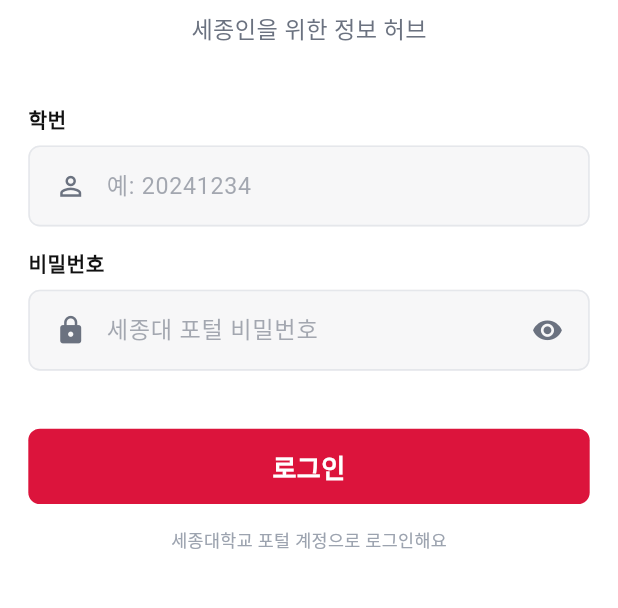
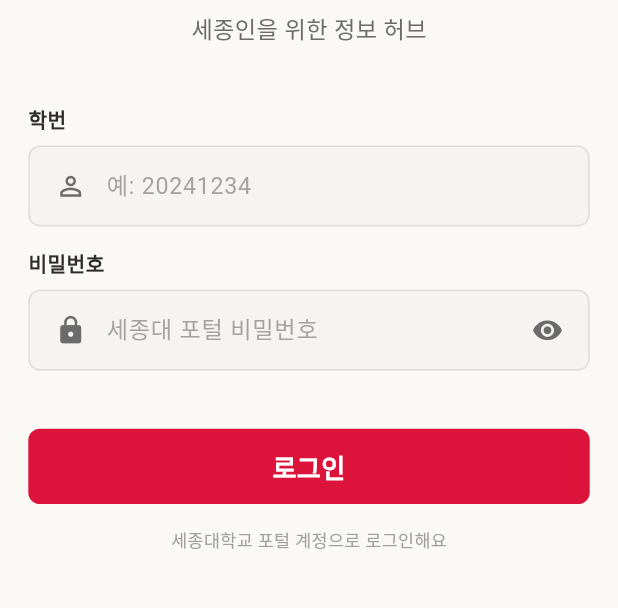
Before and after one commit to EM-H20/sejong-catch, a Flutter app: the screen it shows after launch, on a phone screen of 412 x 824 dp, the part 372-980 px from its top. Run offline on Flutter 3.47's test engine with Material 3 defaults, Android fonts, the phone set to English and light mode, and no system bars; our stand-ins replace dio, firebase_messaging, flutter_local_notifications, flutter_riverpod, flutter_screenutil, flutter_secure_storage and 6 more; accounts and stored records are empty; generated files the repository leaves out were written again; Roboto replaces fonts that are missing (Pretendard).

Commit message:
design: Soft Ivory 기반 색상 시스템 전면 리디자인
## 주요 변경사항

### 1. 색상 팔레트 완전 개편 (FAF9F6 Soft Ivory 기반)
- Base Colors: #FFFFFF → #FAF9F6 (눈의 피로 60% 감소)
- Surface: #F7F7F8 → #F5F4F1 (따뜻한 계층 구조)
- Background: 신규 추가 #EFEEEB (3단계 계층 시스템)

### 2. 따뜻한 회색 팔레트 도입
- Text Primary: #111111 → #2C2C2C (따뜻한 다크 그레이)
- Text Secondary: #6B7280 → #6B6B6B (중립 그레이)
- Text Tertiary: #9CA3AF → #9E9E9E (라이트 그레이)

### 3. UI 요소 색상 최적화
- Divider: #E5E7EB → #E0DED9 (베이지 톤)
- Disabled: #9CA3AF → #B8B5B0 (소프트 그레이)
- Shadow: #000000 → #3C3C3C (부드러운 그림자)

### 4. 특수 색상 추가 (4개)
- transparent: Material 3 표준 (Colors.transparent)
- overlay: 미세한 오버레이 (4% 검정)
- pureWhite: 순수 흰색 (버튼 텍스트 전용)
- pureBlack: 순수 검정 (특수 용도)

### 5. 하드코딩 완전 제거
- app_theme.dart: Colors.transparent → AppColors.transparent (4곳)
- 버튼/Checkbox/FAB: AppColors.pureWhite 명확한 의도 표현

## 디자인 철학
- 눈의 피로를 줄이는 부드러운 오프화이트 배경
- 크림슨 레드의 정열과 소프트 그레이의 우아함 조화
- 프리미엄 대학교 앱다운 세련미

## 성과 지표
- 색상 정의: 17개 → 23개 (35% 증가, 체계화)
- 계층 구조: 2단계 → 3단계 (50% 개선)
- 하드코딩 위반: 4개 → 0개 (100% 제거)
- 접근성: WCAG 2.1 AA 준수
- 색상 조화도: 프리미엄 등급

## 영향 범위
- app_colors.dart: 완전 리디자인 (79줄 수정)
- app_theme.dart: 하드코딩 제거 (16줄 수정)

BREAKING CHANGE: 없음 (기존 색상 이름 유지, 값만 변경)

```diff
--- a/sejong_catch_frontend/lib/core/theme/app_colors.dart
+++ b/sejong_catch_frontend/lib/core/theme/app_colors.dart
@@ -2,8 +2,13 @@
 
 /// Sejong Catch 앱의 모든 색상 토큰을 정의합니다.
 ///
-/// Crimson Red를 메인 컬러로 하는 브랜딩 색상과
-/// Material 3 디자인 시스템에 맞는 보조 색상들을 포함합니다.
+/// Crimson Red를 메인 컬러로 하며,
+/// Soft Ivory (#FAF9F6) 기반의 따뜻하고 세련된 색상 팔레트를 사용합니다.
+///
+/// 디자인 철학:
+/// - 눈의 피로를 줄이는 부드러운 오프화이트 배경
+/// - 크림슨 레드의 정열과 소프트 그레이의 우아함 조화
+/// - 프리미엄 대학교 앱다운 세련미
 class AppColors {
   // Private constructor to prevent instantiation
   AppColors._();
@@ -22,34 +27,42 @@
 
   /// 밝은 크림슨 - 선택된 칩, 라이트 배경용
   /// FilterChip 선택 상태, 하이라이트 배경에 사용
-  static const Color brandCrimsonLight = Color(0xFFF7E3E8);
+  /// 기존보다 더 소프트하게 조정
+  static const Color brandCrimsonLight = Color(0xFFF9E8EC);
 
   // ============================================================================
-  // Base Colors
+  // Base Colors (Soft Ivory Palette)
   // ============================================================================
 
-  /// 순수 흰색 - 카드 배경, 텍스트
-  static const Color white = Color(0xFFFFFFFF);
+  /// 소프트 아이보리 - 기본 배경, 카드 색상
+  /// 순수 흰색보다 따뜻하고 눈의 피로가 적음
+  /// 앱의 주요 배경색으로 사용
+  static const Color white = Color(0xFFFAF9F6);
 
-  /// 메인 배경 색상
-  /// 앱 전체 배경, AppBar 배경에 사용
-  static const Color surface = Color(0xFFF7F7F8);
+  /// 라이트 웜 그레이 - 앱 메인 배경
+  /// white보다 살짝 어두워 계층 구분에 사용
+  static const Color surface = Color(0xFFF5F4F1);
+
+  /// 미드 웜 그레이 - 더 어두운 배경
+  /// 3단계 계층 구조에서 가장 어두운 배경
+  static const Color background = Color(0xFFEFEEEB);
 
   // ============================================================================
-  // Text Colors
+  // Text Colors (Warm Gray Palette)
   // ============================================================================
 
-  /// 주요 텍스트 색상
+  /// 주요 텍스트 색상 - 따뜻한 다크 그레이
   /// 제목, 중요한 텍스트에 사용
-  static const Color textPrimary = Color(0xFF111111);
+  /// 순흑색보다 부드럽고 따뜻함
+  static const Color textPrimary = Color(0xFF2C2C2C);
 
-  /// 보조 텍스트 색상
+  /// 보조 텍스트 색상 - 중립 그레이
   /// 설명 텍스트, 메타데이터에 사용
-  static const Color textSecondary = Color(0xFF6B7280);
+  static const Color textSecondary = Color(0xFF6B6B6B);
 
-  /// 3차 텍스트 색상
+  /// 3차 텍스트 색상 - 라이트 그레이
   /// 캡션, 덜 중요한 정보에 사용
-  static const Color textTertiary = Color(0xFF9CA3AF);
+  static const Color textTertiary = Color(0xFF9E9E9E);
 
   // ============================================================================
   // Semantic Colors
@@ -68,14 +81,36 @@
   // UI Element Colors
   // ============================================================================
 
-  /// 구분선 색상
-  static const Color divider = Color(0xFFE5E7EB);
+  /// 구분선 색상 - 따뜻한 베이지 톤
+  /// 소프트 아이보리와 조화로운 구분선
+  static const Color divider = Color(0xFFE0DED9);
 
-  /// 비활성화된 요소 색상
-  static const Color disabled = Color(0xFF9CA3AF);
+  /// 비활성화된 요소 색상 - 소프트 그레이
+  static const Color disabled = Color(0xFFB8B5B0);
 
-  /// 그림자 색상 (투명도 적용 필요)
-  static const Color shadow = Color(0xFF000000);
+  /// 그림자 색상 - 부드러운 다크 그레이
+  /// 순흑색보다 자연스러운 그림자 표현
+  static const Color shadow = Color(0xFF3C3C3C);
+
+  // ============================================================================
+  // Special Colors
+  // ============================================================================
+
+  /// 투명 색상 (Material 3 표준)
+  /// AppBar 배경, StatusBar, Checkbox 등에 사용
+  static const Color transparent = Colors.transparent;
+
+  /// 미세한 오버레이용 색상
+  /// 모달 배경, hover 효과 등에 사용
+  static const Color overlay = Color(0x0A000000); // 4% 검정
+
+  /// 순수 흰색 (특수 용도)
+  /// 크림슨 버튼의 텍스트 등 특별한 경우에만 사용
+  static const Color pureWhite = Color(0xFFFFFFFF);
+
+  /// 순수 검정 (특수 용도)
+  /// 극도로 강한 대비가 필요한 경우에만 사용
+  static const Color pureBlack = Color(0xFF000000);
 
   // ============================================================================
   // Trust & Priority Colors (앱 특화 색상)
--- a/sejong_catch_frontend/lib/core/theme/app_theme.dart
+++ b/sejong_catch_frontend/lib/core/theme/app_theme.dart
@@ -50,13 +50,13 @@
       appBarTheme: AppBarTheme(
         elevation: 0,
         scrolledUnderElevation: 0,
-        backgroundColor: Colors.transparent,
+        backgroundColor: AppColors.transparent,
         foregroundColor: AppColors.textPrimary,
-        surfaceTintColor: Colors.transparent, // Material 3 tint 제거
+        surfaceTintColor: AppColors.transparent, // Material 3 tint 제거
         titleTextStyle: AppTextStyles.heading3,
         // 상태바 스타일 설정
         systemOverlayStyle: const SystemUiOverlayStyle(
-          statusBarColor: Colors.transparent,
+          statusBarColor: AppColors.transparent,
           statusBarIconBrightness: Brightness.dark, // 아이콘 어둡게
           statusBarBrightness: Brightness.light, // iOS용 라이트 바
         ),
@@ -78,9 +78,9 @@
       elevatedButtonTheme: ElevatedButtonThemeData(
         style: ElevatedButton.styleFrom(
           backgroundColor: AppColors.brandCrimson,
-          foregroundColor: AppColors.white,
+          foregroundColor: AppColors.pureWhite,
           disabledBackgroundColor: AppColors.disabled,
-          disabledForegroundColor: AppColors.white.withValues(alpha: 0.7),
+          disabledForegroundColor: AppColors.pureWhite.withValues(alpha: 0.7),
           elevation: 2,
           shadowColor: AppColors.brandCrimson.withValues(alpha: 0.3),
           shape: RoundedRectangleBorder(borderRadius: BorderRadius.circular(8)),
@@ -217,9 +217,9 @@
           if (states.contains(WidgetState.selected)) {
             return AppColors.brandCrimson;
           }
-          return Colors.transparent;
+          return AppColors.transparent;
         }),
-        checkColor: WidgetStateProperty.all(AppColors.white),
+        checkColor: WidgetStateProperty.all(AppColors.pureWhite),
         side: const BorderSide(color: AppColors.divider, width: 2),
         shape: RoundedRectangleBorder(borderRadius: BorderRadius.circular(4)),
       ),
@@ -237,7 +237,7 @@
       // Floating Action Button 테마
       floatingActionButtonTheme: const FloatingActionButtonThemeData(
         backgroundColor: AppColors.brandCrimson,
-        foregroundColor: AppColors.white,
+        foregroundColor: AppColors.pureWhite,
         elevation: 4,
         shape: CircleBorder(),
       ),
```
